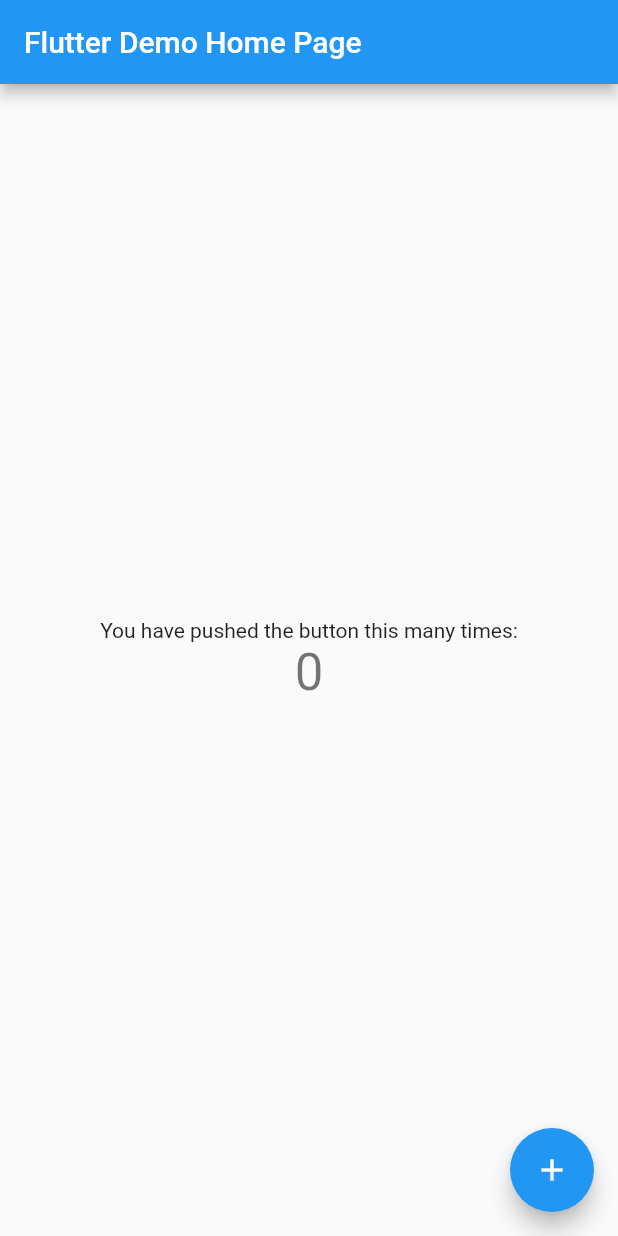
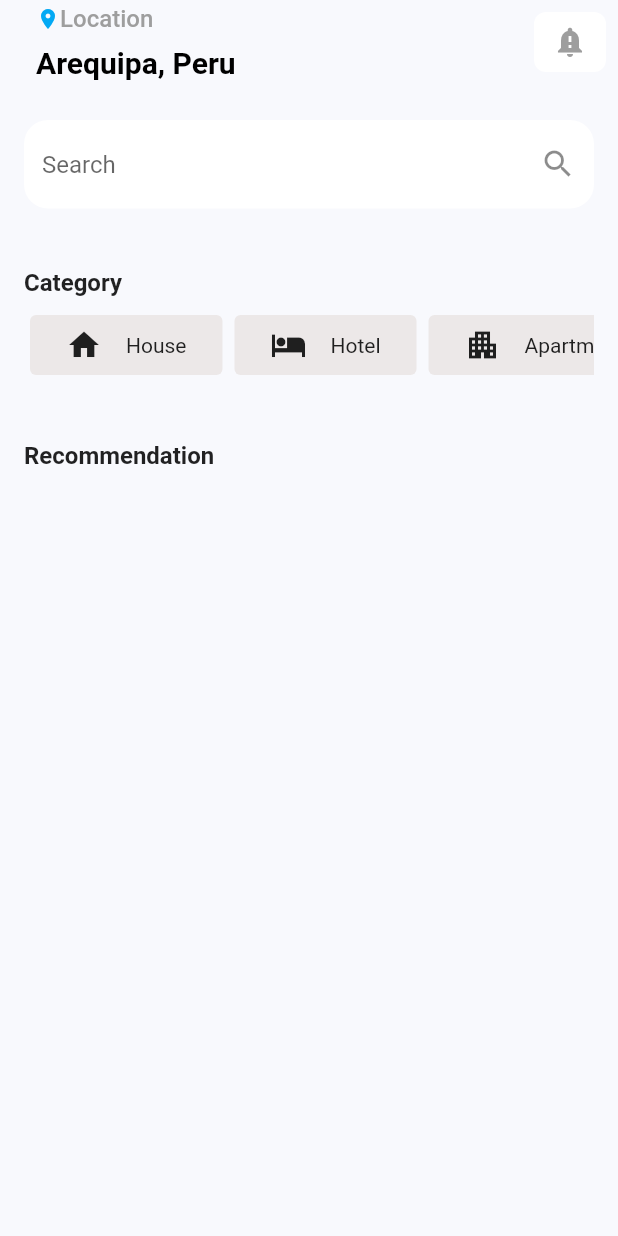
Before and after one commit to paulocrr/houses_inteface, a Flutter app: the screen it shows after launch, on a phone screen of 412 x 824 dp. Run offline on Flutter 3.47's test engine with Material 2 defaults, Android fonts, the phone set to English and light mode, and no system bars.

Commit message:
feat: Se agrego barra de busqueda y filtros

```diff
--- a/lib/main.dart
+++ b/lib/main.dart
@@ -1,4 +1,5 @@
 import 'package:flutter/material.dart';
+import 'package:houses_inteface/screens/home_screen.dart';
 
 void main() {
   runApp(const MyApp());
@@ -13,103 +14,9 @@ class MyApp extends StatelessWidget {
     return MaterialApp(
       title: 'Flutter Demo',
       theme: ThemeData(
-        // This is the theme of your application.
-        //
-        // Try running your application with "flutter run". You'll see the
-        // application has a blue toolbar. Then, without quitting the app, try
-        // changing the primarySwatch below to Colors.green and then invoke
-        // "hot reload" (press "r" in the console where you ran "flutter run",
-        // or simply save your changes to "hot reload" in a Flutter IDE).
-        // Notice that the counter didn't reset back to zero; the application
-        // is not restarted.
         primarySwatch: Colors.blue,
       ),
-      home: const MyHomePage(title: 'Flutter Demo Home Page'),
+      home: const HomeScreen(),
     );
   }
 }
-
-class MyHomePage extends StatefulWidget {
-  const MyHomePage({super.key, required this.title});
-
-  // This widget is the home page of your application. It is stateful, meaning
-  // that it has a State object (defined below) that contains fields that affect
-  // how it looks.
-
-  // This class is the configuration for the state. It holds the values (in this
-  // case the title) provided by the parent (in this case the App widget) and
-  // used by the build method of the State. Fields in a Widget subclass are
-  // always marked "final".
-
-  final String title;
-
-  @override
-  State<MyHomePage> createState() => _MyHomePageState();
-}
-
-class _MyHomePageState extends State<MyHomePage> {
-  int _counter = 0;
-
-  void _incrementCounter() {
-    setState(() {
-      // This call to setState tells the Flutter framework that something has
-      // changed in this State, which causes it to rerun the build method below
-      // so that the display can reflect the updated values. If we changed
-      // _counter without calling setState(), then the build method would not be
-      // called again, and so nothing would appear to happen.
-      _counter++;
-    });
-  }
-
-  @override
-  Widget build(BuildContext context) {
-    // This method is rerun every time setState is called, for instance as done
-    // by the _incrementCounter method above.
-    //
-    // The Flutter framework has been optimized to make rerunning build methods
-    // fast, so that you can just rebuild anything that needs updating rather
-    // than having to individually change instances of widgets.
-    return Scaffold(
-      appBar: AppBar(
-        // Here we take the value from the MyHomePage object that was created by
-        // the App.build method, and use it to set our appbar title.
-        title: Text(widget.title),
-      ),
-      body: Center(
-        // Center is a layout widget. It takes a single child and positions it
-        // in the middle of the parent.
-        child: Column(
-          // Column is also a layout widget. It takes a list of children and
-          // arranges them vertically. By default, it sizes itself to fit its
-          // children horizontally, and tries to be as tall as its parent.
-          //
-          // Invoke "debug painting" (press "p" in the console, choose the
-          // "Toggle Debug Paint" action from the Flutter Inspector in Android
-          // Studio, or the "Toggle Debug Paint" command in Visual Studio Code)
-          // to see the wireframe for each widget.
-          //
-          // Column has various properties to control how it sizes itself and
-          // how it positions its children. Here we use mainAxisAlignment to
-          // center the children vertically; the main axis here is the vertical
-          // axis because Columns are vertical (the cross axis would be
-          // horizontal).
-          mainAxisAlignment: MainAxisAlignment.center,
-          children: <Widget>[
-            const Text(
-              'You have pushed the button this many times:',
-            ),
-            Text(
-              '$_counter',
-              style: Theme.of(context).textTheme.headlineMedium,
-            ),
-          ],
-        ),
-      ),
-      floatingActionButton: FloatingActionButton(
-        onPressed: _incrementCounter,
-        tooltip: 'Increment',
-        child: const Icon(Icons.add),
-      ), // This trailing comma makes auto-formatting nicer for build methods.
-    );
-  }
-}
--- /dev/null
+++ b/lib/screens/home_screen.dart
@@ -0,0 +1,27 @@
+import 'package:flutter/material.dart';
+import 'package:houses_inteface/widgets/category_filter.dart';
+import 'package:houses_inteface/widgets/custom_app_bar.dart';
+import 'package:houses_inteface/widgets/custom_search_bar.dart';
+import 'package:houses_inteface/widgets/recommendation.dart';
+
+class HomeScreen extends StatelessWidget {
+  const HomeScreen({super.key});
+
+  @override
+  Widget build(BuildContext context) {
+    return Scaffold(
+      appBar: const CustomAppBar(),
+      backgroundColor: const Color(0xfff8f9fd),
+      body: Padding(
+        padding: const EdgeInsets.symmetric(horizontal: 16.0),
+        child: ListView(
+          children: const [
+            CustomSearchBar(),
+            CategoryFilter(),
+            Recommendation(),
+          ],
+        ),
+      ),
+    );
+  }
+}
--- /dev/null
+++ b/lib/widgets/category_button.dart
@@ -0,0 +1,33 @@
+import 'package:flutter/material.dart';
+
+class CategoryButton extends StatelessWidget {
+  final IconData icon;
+  final String category;
+
+  const CategoryButton({
+    super.key,
+    required this.icon,
+    required this.category,
+  });
+
+  @override
+  Widget build(BuildContext context) {
+    return Card(
+      color: const Color(0xffECE8E8),
+      elevation: 0,
+      child: Padding(
+        padding: const EdgeInsets.symmetric(
+          vertical: 8.0,
+          horizontal: 24.0,
+        ),
+        child: Row(
+          children: [
+            Icon(icon),
+            const SizedBox(width: 16),
+            Text(category),
+          ],
+        ),
+      ),
+    );
+  }
+}
--- /dev/null
+++ b/lib/widgets/category_filter.dart
@@ -0,0 +1,44 @@
+import 'package:flutter/material.dart';
+import 'package:houses_inteface/widgets/category_button.dart';
+
+class CategoryFilter extends StatelessWidget {
+  const CategoryFilter({
+    super.key,
+  });
+
+  @override
+  Widget build(BuildContext context) {
+    return Padding(
+      padding: const EdgeInsets.only(top: 40.0, bottom: 20.0),
+      child: Column(
+        crossAxisAlignment: CrossAxisAlignment.start,
+        children: [
+          const Text(
+            'Category',
+            style: TextStyle(fontWeight: FontWeight.bold, fontSize: 16),
+          ),
+          const SizedBox(height: 8),
+          SingleChildScrollView(
+            scrollDirection: Axis.horizontal,
+            child: Row(
+              children: const [
+                CategoryButton(
+                  icon: Icons.home,
+                  category: 'House',
+                ),
+                CategoryButton(
+                  icon: Icons.hotel,
+                  category: 'Hotel',
+                ),
+                CategoryButton(
+                  icon: Icons.apartment,
+                  category: 'Apartment',
+                ),
+              ],
+            ),
+          ),
+        ],
+      ),
+    );
+  }
+}
--- /dev/null
+++ b/lib/widgets/custom_app_bar.dart
@@ -0,0 +1,64 @@
+import 'package:flutter/material.dart';
+
+class CustomAppBar extends StatelessWidget implements PreferredSizeWidget {
+  const CustomAppBar({
+    super.key,
+  });
+
+  @override
+  Widget build(BuildContext context) {
+    return AppBar(
+      backgroundColor: Colors.transparent,
+      elevation: 0,
+      foregroundColor: Colors.black,
+      title: Padding(
+        padding: const EdgeInsets.all(8.0),
+        child: Column(
+          crossAxisAlignment: CrossAxisAlignment.start,
+          children: [
+            Row(
+              children: const [
+                Icon(
+                  Icons.place,
+                  color: Colors.lightBlue,
+                  size: 16,
+                ),
+                Text(
+                  'Location',
+                  style: TextStyle(
+                    color: Colors.grey,
+                    fontSize: 16,
+                  ),
+                ),
+              ],
+            ),
+            const SizedBox(height: 8),
+            const Text(
+              'Arequipa, Peru',
+              style: TextStyle(
+                fontWeight: FontWeight.bold,
+              ),
+            ),
+          ],
+        ),
+      ),
+      actions: [
+        Container(
+          margin: const EdgeInsets.all(8),
+          decoration: BoxDecoration(
+              color: Colors.white, borderRadius: BorderRadius.circular(8)),
+          child: IconButton(
+            onPressed: () {},
+            icon: const Icon(
+              Icons.notification_important,
+              color: Colors.grey,
+            ),
+          ),
+        ),
+      ],
+    );
+  }
+
+  @override
+  Size get preferredSize => const Size.fromHeight(80);
+}
--- /dev/null
+++ b/lib/widgets/custom_search_bar.dart
@@ -0,0 +1,28 @@
+import 'package:flutter/material.dart';
+
+class CustomSearchBar extends StatelessWidget {
+  const CustomSearchBar({
+    super.key,
+  });
+
+  @override
+  Widget build(BuildContext context) {
+    return const TextField(
+      autocorrect: false,
+      decoration: InputDecoration(
+        hintText: 'Search',
+        suffixIcon: Icon(Icons.search),
+        filled: true,
+        fillColor: Colors.white,
+        enabledBorder: OutlineInputBorder(
+          borderSide: BorderSide.none,
+          borderRadius: BorderRadius.all(Radius.circular(16)),
+        ),
+        focusedBorder: OutlineInputBorder(
+          borderSide: BorderSide.none,
+          borderRadius: BorderRadius.all(Radius.circular(16)),
+        ),
+      ),
+    );
+  }
+}
--- /dev/null
+++ b/lib/widgets/recommendation.dart
@@ -0,0 +1,33 @@
+import 'package:flutter/material.dart';
+import 'package:flutter/widgets.dart';
+
+class Recommendation extends StatelessWidget {
+  const Recommendation({
+    super.key,
+  });
+
+  @override
+  Widget build(BuildContext context) {
+    return Padding(
+      padding: const EdgeInsets.symmetric(vertical: 20),
+      child: Column(
+        crossAxisAlignment: CrossAxisAlignment.start,
+        children: [
+          const Text(
+            'Recommendation',
+            style: TextStyle(fontWeight: FontWeight.bold, fontSize: 16),
+          ),
+          Row(
+            children: [
+              Card(
+                child: Column(
+                  children: [],
+                ),
+              )
+            ],
+          )
+        ],
+      ),
+    );
+  }
+}
--- a/pubspec.yaml
+++ b/pubspec.yaml
@@ -35,6 +35,7 @@ dependencies:
   # The following adds the Cupertino Icons font to your application.
   # Use with the CupertinoIcons class for iOS style icons.
   cupertino_icons: ^1.0.2
+  cached_network_image: ^3.2.3
 
 dev_dependencies:
   flutter_test:
```
Also changed, not shown: pubspec.lock.
